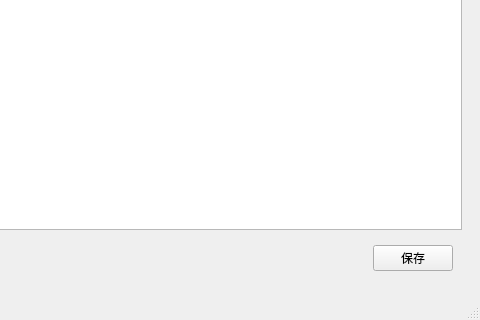
Old version of the form main.ui in the repository muronglengjing/RNote; both pictures show x 526 to 1006 and y 423 to 743 of the 1006 by 743 pixel window.
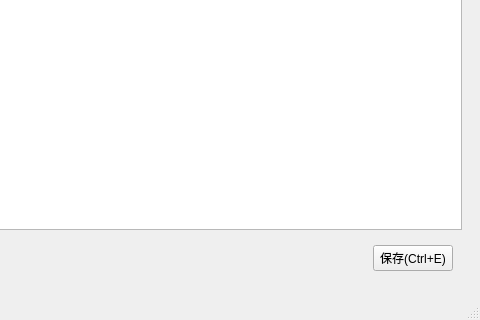
New version of the form. The open tabs and pages were chosen to show the change. Icons and pictures are not drawn.

```diff
--- a/main.ui
+++ b/main.ui
@@ -66,8 +66,8 @@
         <rect>
          <x>0</x>
          <y>0</y>
-         <width>144</width>
-         <height>166</height>
+         <width>721</width>
+         <height>610</height>
         </rect>
        </property>
        <attribute name="label">
@@ -87,7 +87,10 @@
            <item row="0" column="1">
             <widget class="QPushButton" name="save">
              <property name="text">
-              <string>保存</string>
+              <string>保存(Ctrl+E)</string>
+             </property>
+             <property name="shortcut">
+              <string>Ctrl+E</string>
              </property>
             </widget>
            </item>
```
